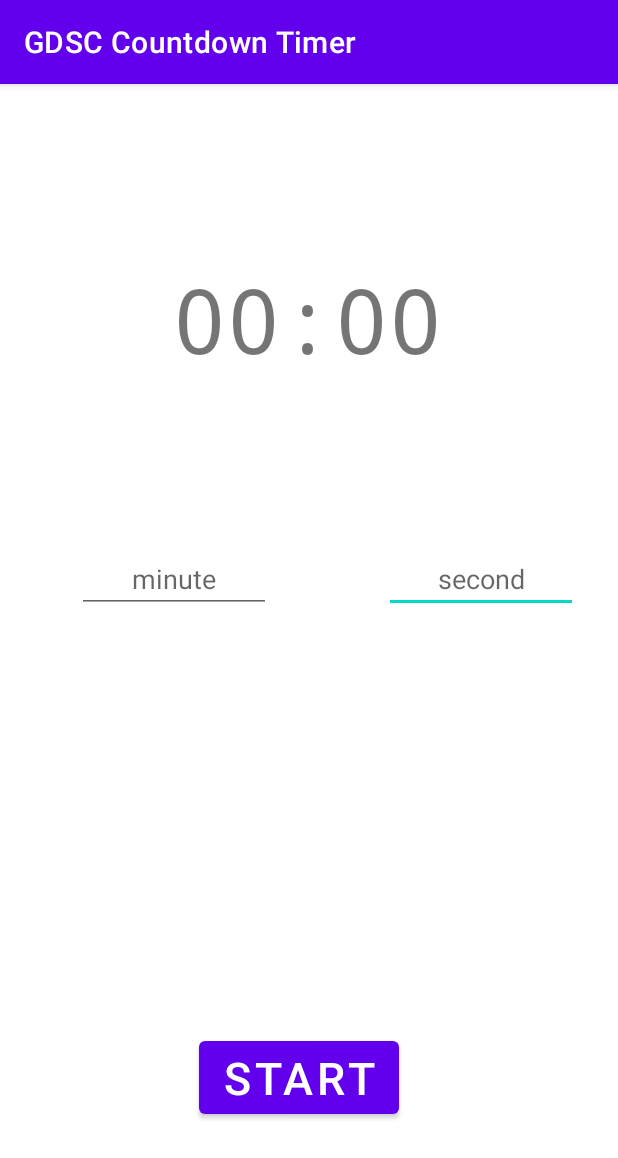
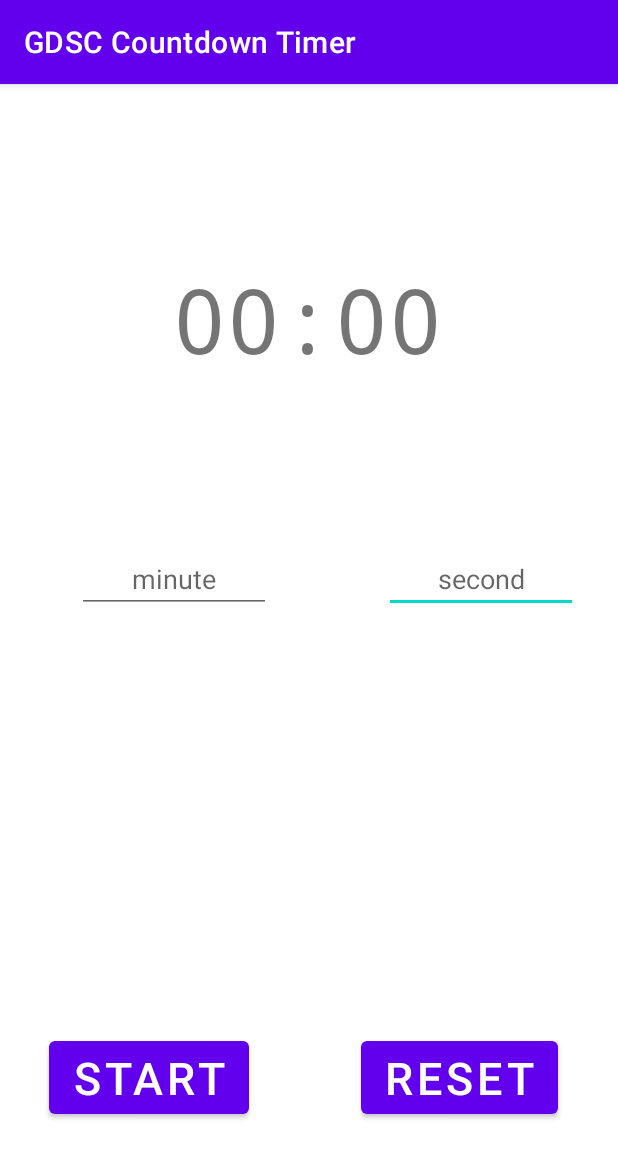
Before and after one commit to Quisette/GDSC-android-timer-app, an Android app: the screen it shows after launch (MainActivity), on a phone screen of 412 x 824 dp. Shown: the top 1158 px of the screen. Run offline under Robolectric (Android 15) with nearby library versions, the phone set to English and light mode, and no system bars.

Commit message:
let reset button shows initially

```diff
--- a/app/src/main/res/layout/activity_main.xml
+++ b/app/src/main/res/layout/activity_main.xml
@@ -96,7 +96,7 @@
             android:layout_marginEnd="26dp"
             android:text="RESET"
             android:textSize="30sp"
-            android:visibility="gone"
+            android:visibility="visible"
             app:layout_constraintEnd_toEndOf="parent"
             app:layout_constraintStart_toEndOf="@+id/toggleButton"
             app:layout_constraintTop_toTopOf="parent" />
```
Also changed, not shown: app/src/main/java/com/example/gdsc2/MainActivity.kt (+4 -3 lines).
